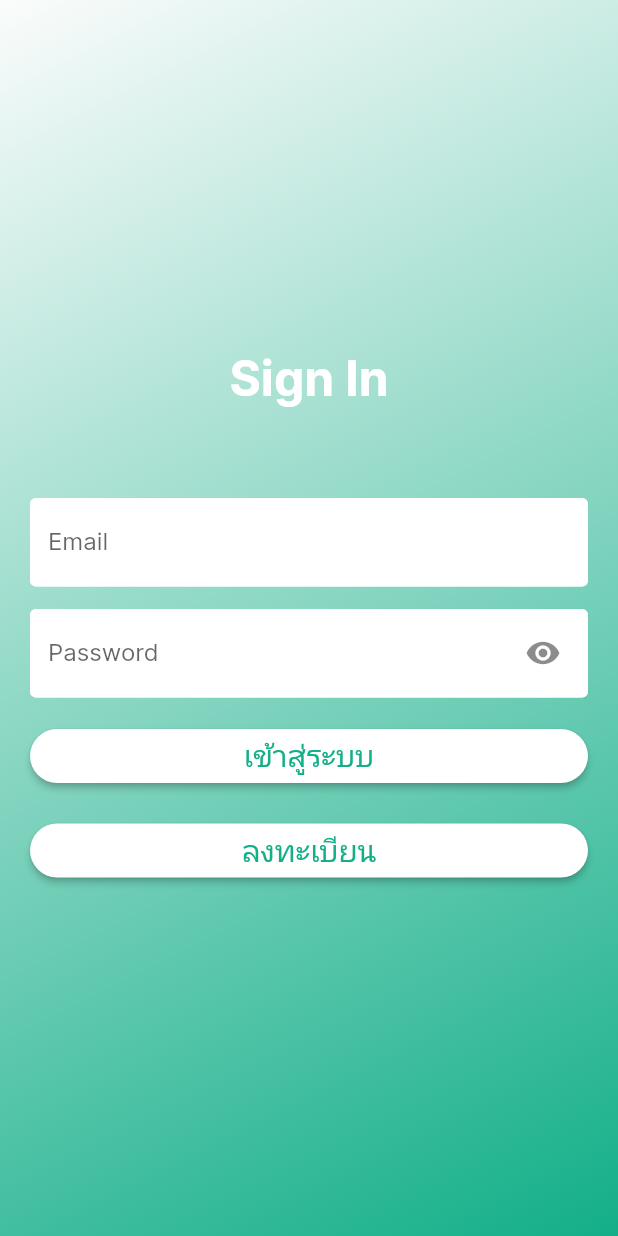
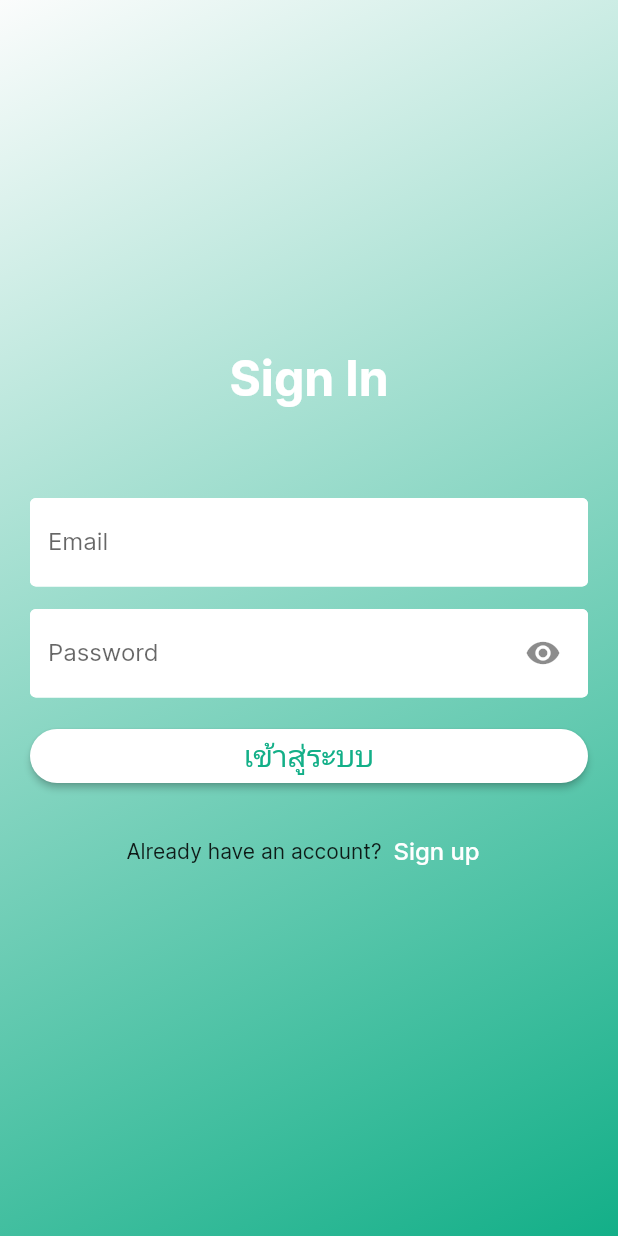
Before and after one commit to thitiwutwo/chatbot_frontend, a Flutter app: the screen it shows after launch, on a phone screen of 412 x 824 dp. Run offline on Flutter 3.47's test engine with Material 2 defaults, Android fonts, the phone set to English and light mode, and no system bars; our stand-ins replace cool_alert, dio, firebase_core, form_field_validator, shared_preferences; missing offline and left inert: dart:html, flutter_dialogflow; accounts and stored records are empty; project files that could hold a hidden picture were left out.

Commit message:
commit_17/3/2566_13.01

```diff
--- a/lib/pages/login.dart
+++ b/lib/pages/login.dart
@@ -184,14 +184,15 @@ class _LoginPageState extends State<LoginPage> {
                   SizedBox(
                     height: 15,
                   ),
-                  SizedBox(
-                    width: double.infinity,
-                    child: ElevatedButton(
-                      style: ElevatedButton.styleFrom(
-                        shape: RoundedRectangleBorder(
-                          borderRadius: BorderRadius.circular(30.0),
-                        ),
-                        primary: Color.fromARGB(255, 255, 255, 255),
+                  Row(
+                    children: <Widget>[
+                      const Text('Already have an account?'),
+                      TextButton(
+                        child: const Text(
+                          'Sign up',
+                          style: TextStyle(
+                              fontSize: 16,
+                              color: Color.fromARGB(255, 255, 255, 255)),
                         ),
                         onPressed: () {
                           Navigator.push(
@@ -199,14 +200,33 @@ class _LoginPageState extends State<LoginPage> {
                               MaterialPageRoute(
                                   builder: (context) => RegisterPage()));
                         },
-                      child: Text(
-                        "ลงทะเบียน",
-                        style: TextStyle(
-                            fontSize: 20,
-                            color: Color.fromARGB(255, 19, 175, 136)),
+                      )
+                    ],
+                    mainAxisAlignment: MainAxisAlignment.center,
                   ),
-                    ),
-                  ),
+                  // SizedBox(
+                  //   width: double.infinity,
+                  //   child: ElevatedButton(
+                  //     style: ElevatedButton.styleFrom(
+                  //       shape: RoundedRectangleBorder(
+                  //         borderRadius: BorderRadius.circular(30.0),
+                  //       ),
+                  //       primary: Color.fromARGB(255, 255, 255, 255),
+                  //     ),
+                  //     onPressed: () {
+                  //       Navigator.push(
+                  //           context,
+                  //           MaterialPageRoute(
+                  //               builder: (context) => RegisterPage()));
+                  //     },
+                  //     child: Text(
+                  //       "ลงทะเบียน",
+                  //       style: TextStyle(
+                  //           fontSize: 20,
+                  //           color: Color.fromARGB(255, 19, 175, 136)),
+                  //     ),
+                  //   ),
+                  // ),
                 ],
               ),
             ),
```
Also changed, not shown: lib/pages/register.dart (+49 -29 lines). Lines whose indentation alone changed are shown as unchanged.
